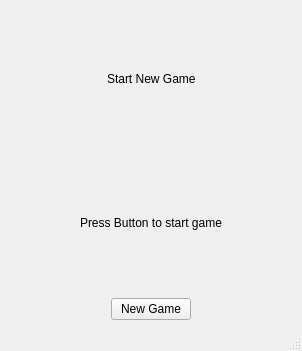
Qt form mainwindow.ui (NazakatUmrani/Guessing-Game-Qt) before a commit.
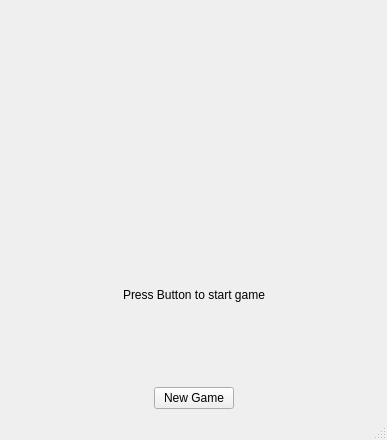
The same form after that commit. Icons and pictures are not drawn.

Diff of the .ui file:
```diff
--- a/mainwindow.ui
+++ b/mainwindow.ui
@@ -6,10 +6,16 @@
    <rect>
     <x>0</x>
     <y>0</y>
-    <width>302</width>
-    <height>351</height>
+    <width>387</width>
+    <height>440</height>
    </rect>
   </property>
+  <property name="sizePolicy">
+   <sizepolicy hsizetype="Preferred" vsizetype="Preferred">
+    <horstretch>0</horstretch>
+    <verstretch>0</verstretch>
+   </sizepolicy>
+  </property>
   <property name="windowTitle">
    <string>Guessing Game</string>
   </property>
@@ -36,7 +42,7 @@
       <item>
        <widget class="QLabel" name="levelLabel">
         <property name="text">
-         <string>Start New Game</string>
+         <string/>
         </property>
        </widget>
       </item>
@@ -56,7 +62,37 @@
      </layout>
     </item>
     <item>
-     <layout class="QGridLayout" name="gridLayout"/>
+     <layout class="QHBoxLayout" name="horizontalLayout_4">
+      <item>
+       <spacer name="horizontalSpacer_7">
+        <property name="orientation">
+         <enum>Qt::Horizontal</enum>
+        </property>
+        <property name="sizeHint" stdset="0">
+         <size>
+          <width>40</width>
+          <height>20</height>
+         </size>
+        </property>
+       </spacer>
+      </item>
+      <item>
+       <layout class="QGridLayout" name="gridLayout"/>
+      </item>
+      <item>
+       <spacer name="horizontalSpacer_8">
+        <property name="orientation">
+         <enum>Qt::Horizontal</enum>
+        </property>
+        <property name="sizeHint" stdset="0">
+         <size>
+          <width>40</width>
+          <height>20</height>
+         </size>
+        </property>
+       </spacer>
+      </item>
+     </layout>
     </item>
     <item>
      <layout class="QHBoxLayout" name="horizontalLayout_2">
```
Left out of the diff: 8 changed lines with no effect on the pictures.
